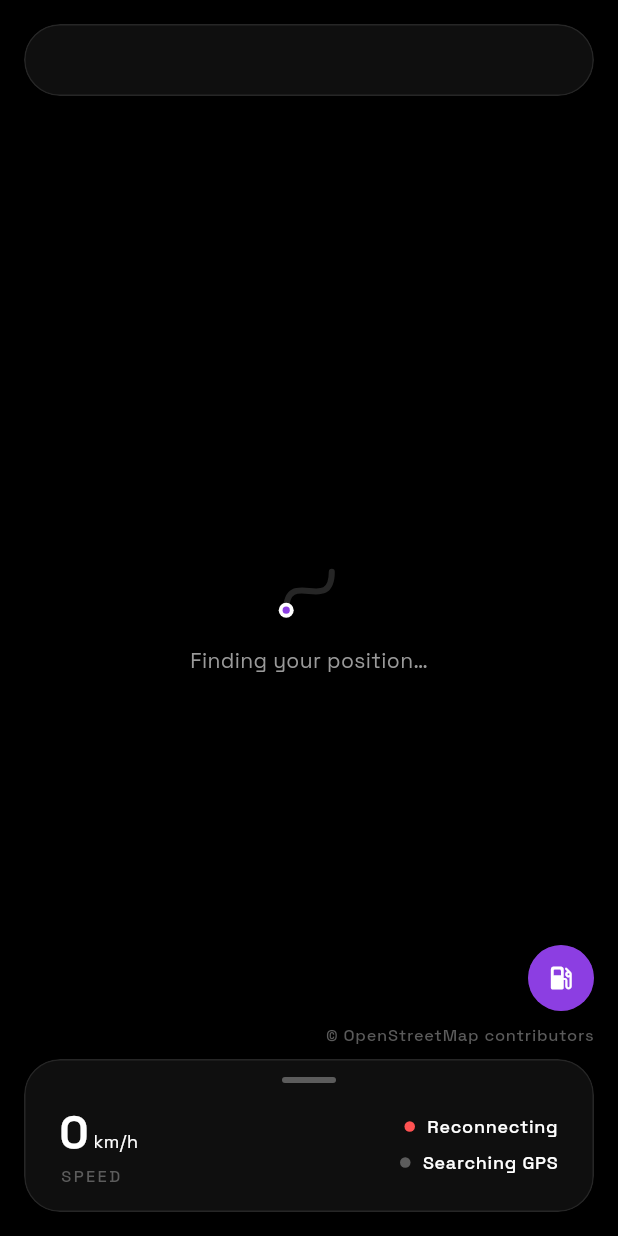
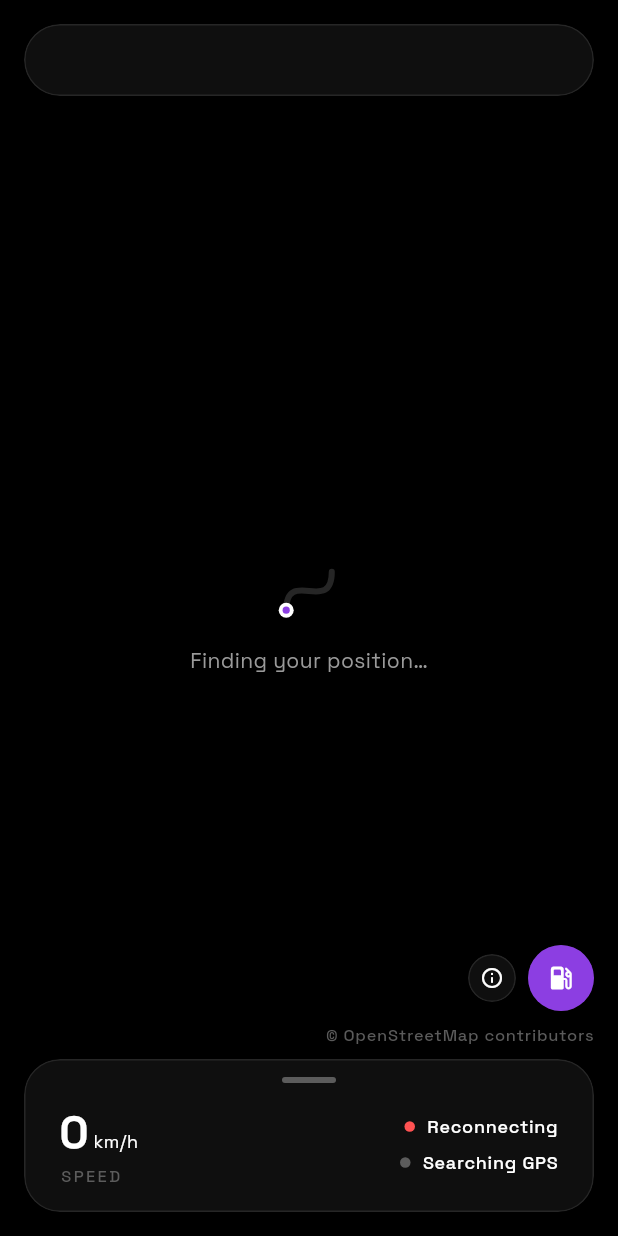
Before and after one commit to SaiVarun-26/Ridesync, a Flutter app: the RideMapScreen screen opened directly with empty values, on a phone screen of 412 x 824 dp. Run offline on Flutter 3.47's test engine with Material 3 defaults, Android fonts, the phone set to English and light mode, and no system bars; our stand-ins replace cloud_firestore, firebase_auth, firebase_core, firebase_database, flutter_map, flutter_riverpod and 6 more; missing offline and left inert: flutter_foreground_task; accounts and stored records are empty; statements that could not run were skipped.

Commit message:
5.3.3 toggle button fixes

```diff
--- a/lib/features/fuel/presentation/fuel_info_sheet.dart
+++ b/lib/features/fuel/presentation/fuel_info_sheet.dart
@@ -15,7 +15,7 @@ import 'fuel_providers.dart';
 import 'fuel_station_controller.dart';
 import 'fuel_station_layer.dart';
 
-/// Opens the compact fuel information sheet (long press on the Fuel
+/// Opens the compact fuel information sheet (the ⓘ button beside the Fuel
 /// button).
 Future<void> showFuelInfoSheet(BuildContext context) {
   return showAppSheet<void>(
@@ -114,14 +114,6 @@ class FuelInfoSheet extends ConsumerWidget {
                 );
               },
             ),
-            const SizedBox(height: AppSpacing.md),
-            Text(
-              'Tap the fuel button to show or hide stations. '
-              'Hold it for this sheet.',
-              style: theme.textTheme.bodySmall?.copyWith(
-                color: AppColors.textTertiary,
-              ),
-            ),
           ],
         ),
       ),
--- a/lib/features/fuel/presentation/fuel_toggle_button.dart
+++ b/lib/features/fuel/presentation/fuel_toggle_button.dart
@@ -10,71 +10,120 @@ import '../../../core/widgets/pressable_scale.dart';
 import 'fuel_info_sheet.dart';
 import 'fuel_layer_preference.dart';
 
-/// The ride map's fuel control: one tap shows or hides fuel stations; a long
-/// press opens the fuel information (the legend, how many are loaded, when
-/// they were last updated).
+/// The ride map's fuel controls: the Fuel button, which a single tap turns
+/// on or off, and a small ⓘ button beside it that opens the fuel
+/// information (legend, stations loaded, last updated). No hidden gestures.
 ///
-/// On: filled purple with a white pump. Off: the dark map-button glass with
-/// a grey pump. Until the saved choice has been read it takes its place but
-/// stays invisible, so it never flips from one look to the other on open.
-class FuelToggleButton extends ConsumerWidget {
-  const FuelToggleButton({super.key});
+/// Fuel on: filled purple with a white pump. Off: the dark map-button glass
+/// with a grey pump. Until the saved choice has been read both keep their
+/// place but stay invisible, so nothing flips from one look to the other on
+/// open.
+class FuelControls extends ConsumerWidget {
+  const FuelControls({super.key});
 
   static const double size = 44;
+  static const double infoSize = 32;
 
   @override
   Widget build(BuildContext context, WidgetRef ref) {
     final on = ref.watch(fuelLayerVisibleProvider);
-    if (on == null) return const SizedBox.square(dimension: size);
+    if (on == null) {
+      return const SizedBox(
+        width: size + AppSpacing.sm + infoSize,
+        height: size,
+      );
+    }
+    return Row(
+      mainAxisSize: MainAxisSize.min,
+      children: [
+        _RoundButton(
+          size: infoSize,
+          label: 'Fuel information',
+          onTap: () {
+            AppHaptics.selection();
+            showFuelInfoSheet(context);
+          },
+          child: const Icon(
+            Icons.info_outline_rounded,
+            size: AppIconSize.small,
+            color: AppColors.textPrimary,
+          ),
+        ),
+        const SizedBox(width: AppSpacing.sm),
+        _RoundButton(
+          size: size,
+          label: on ? 'Fuel stations on' : 'Fuel stations off',
+          toggled: on,
+          filled: on,
+          onTap: () {
+            AppHaptics.selection();
+            ref.read(fuelLayerVisibleProvider.notifier).setVisible(!on);
+          },
+          child: TweenAnimationBuilder<Color?>(
+            tween: ColorTween(
+              end: on ? Colors.white : AppColors.textTertiary,
+            ),
+            duration: AppMotion.normal,
+            builder: (context, color, _) => Icon(
+              Icons.local_gas_station_rounded,
+              size: AppIconSize.medium,
+              color: color,
+            ),
+          ),
+        ),
+      ],
+    );
+  }
+}
+
+/// A round map button: dark glass, or filled purple when [filled]. Tap only.
+class _RoundButton extends StatelessWidget {
+  const _RoundButton({
+    required this.size,
+    required this.label,
+    required this.onTap,
+    required this.child,
+    this.toggled,
+    this.filled = false,
+  });
+
+  final double size;
+  final String label;
+  final VoidCallback onTap;
+  final Widget child;
+  final bool? toggled;
+  final bool filled;
+
+  @override
+  Widget build(BuildContext context) {
     return Semantics(
       button: true,
-      toggled: on,
-      label: 'Fuel stations',
-      hint: on ? 'Double tap to hide' : 'Double tap to show',
-      onLongPressHint: 'Fuel information',
+      toggled: toggled,
+      label: label,
       excludeSemantics: true,
       child: PressableScale(
         child: GestureDetector(
           behavior: HitTestBehavior.opaque,
-          onTap: () {
-            AppHaptics.selection();
-            ref.read(fuelLayerVisibleProvider.notifier).setVisible(!on);
-          },
-          onLongPress: () {
-            AppHaptics.light();
-            showFuelInfoSheet(context);
-          },
+          onTap: onTap,
           child: SizedBox.square(
             dimension: size,
             child: Stack(
               fit: StackFit.expand,
               children: [
-                const GlassPanel(
+                GlassPanel(
                   padding: EdgeInsets.zero,
                   radius: size,
-                  child: SizedBox.expand(),
+                  child: const SizedBox.expand(),
                 ),
                 AnimatedContainer(
                   duration: AppMotion.normal,
                   curve: AppMotion.curve,
                   decoration: BoxDecoration(
                     shape: BoxShape.circle,
-                    color: on ? AppColors.primary : Colors.transparent,
+                    color: filled ? AppColors.primary : Colors.transparent,
                   ),
                 ),
-                Center(
-                  child: TweenAnimationBuilder<Color?>(
-                    tween: ColorTween(
-                      end: on ? Colors.white : AppColors.textTertiary,
-                    ),
-                    duration: AppMotion.normal,
-                    builder: (context, color, _) => Icon(
-                      Icons.local_gas_station_rounded,
-                      size: AppIconSize.medium,
-                      color: color,
-                    ),
-                  ),
-                ),
+                Center(child: child),
               ],
             ),
           ),
--- a/lib/features/ride/presentation/ride_map_screen.dart
+++ b/lib/features/ride/presentation/ride_map_screen.dart
@@ -756,9 +756,12 @@ class _MapControls extends StatelessWidget {
         valueListenable: commands.isFollowing,
         builder: (context, following, _) => Column(
           mainAxisSize: MainAxisSize.min,
+          // Right-aligned, so the fuel row's ⓘ sits to the left of the
+          // buttons' column.
+          crossAxisAlignment: CrossAxisAlignment.end,
           children: [
-            // Tap: fuel stations on or off. Hold: fuel information.
-            const FuelToggleButton(),
+            // ⓘ: fuel information. ⛽: tap to turn fuel stations on or off.
+            const FuelControls(),
             if (onOverview != null) const SizedBox(height: AppSpacing.sm),
             if (onOverview != null)
               MapFloatingButton(
```
